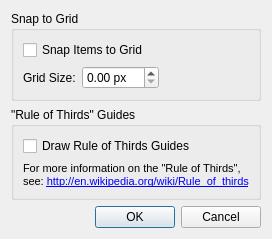
Above: src/GridDialog.ui from google-code-export/dviz before the change. Below: the same form after it.
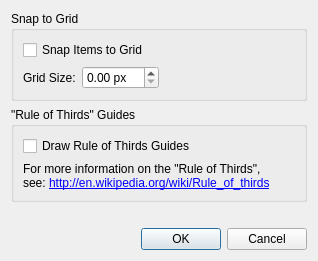
That is the form after the change.

Commit message: Added Slide/Slide Group settings dialogs. Integrated GridDialog into AppSettings dialog (probably should integrated also into slideeditor window). Whens earching for song, pressing enter now adds first result to document. Integrated AppSettings::thirdGuideEnabled into SlideEditorWindow. Tested against Qt 4.7 from Git - works great.

```diff
--- a/src/GridDialog.ui
+++ b/src/GridDialog.ui
@@ -6,8 +6,8 @@
    <rect>
     <x>0</x>
     <y>0</y>
-    <width>270</width>
-    <height>232</height>
+    <width>318</width>
+    <height>261</height>
    </rect>
   </property>
   <property name="windowTitle">
@@ -76,8 +76,8 @@
          <string>&lt;!DOCTYPE HTML PUBLIC &quot;-//W3C//DTD HTML 4.0//EN&quot; &quot;http://www.w3.org/TR/REC-html40/strict.dtd&quot;&gt;
 &lt;html&gt;&lt;head&gt;&lt;meta name=&quot;qrichtext&quot; content=&quot;1&quot; /&gt;&lt;style type=&quot;text/css&quot;&gt;
 p, li { white-space: pre-wrap; }
-&lt;/style&gt;&lt;/head&gt;&lt;body style=&quot; font-family:'MS Shell Dlg 2'; font-size:8.25pt; font-weight:400; font-style:normal;&quot;&gt;
-&lt;p style=&quot; margin-top:0px; margin-bottom:0px; margin-left:0px; margin-right:0px; -qt-block-indent:0; text-indent:0px;&quot;&gt;&lt;span style=&quot; font-size:8pt;&quot;&gt;For more information on the &quot;Rule of Thirds&quot;, &lt;br /&gt;see: &lt;/span&gt;&lt;a href=&quot;http://en.wikipedia.org/wiki/Rule_of_thirds&quot;&gt;&lt;span style=&quot; font-size:8pt; text-decoration: underline; color:#0000ff;&quot;&gt;http://en.wikipedia.org/wiki/Rule_of_thirds&lt;/span&gt;&lt;/a&gt;&lt;/p&gt;&lt;/body&gt;&lt;/html&gt;</string>
+&lt;/style&gt;&lt;/head&gt;&lt;body style=&quot; font-family:'Sans Serif'; font-size:9pt; font-weight:400; font-style:normal;&quot;&gt;
+&lt;p style=&quot; margin-top:0px; margin-bottom:0px; margin-left:0px; margin-right:0px; -qt-block-indent:0; text-indent:0px;&quot;&gt;&lt;span style=&quot; font-family:'MS Shell Dlg 2';&quot;&gt;For more information on the &quot;Rule of Thirds&quot;, &lt;br /&gt;see: &lt;/span&gt;&lt;a href=&quot;http://en.wikipedia.org/wiki/Rule_of_thirds&quot;&gt;&lt;span style=&quot; font-family:'MS Shell Dlg 2'; text-decoration: underline; color:#0000ff;&quot;&gt;http://en.wikipedia.org/wiki/Rule_of_thirds&lt;/span&gt;&lt;/a&gt;&lt;/p&gt;&lt;/body&gt;&lt;/html&gt;</string>
         </property>
        </widget>
       </item>
```
The commit also changes 22 other files.
